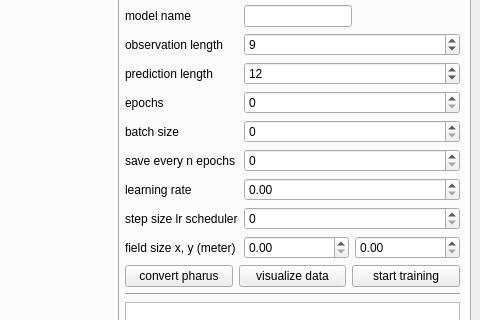
Before: the Qt Designer form inference_server.ui in birkschmithuesen/SystemFailed_trajnetplusplusbaselines, drawn with Qt 5; both pictures show x 545 to 1025 and y 101 to 421 of the 1025 by 820 pixel window.
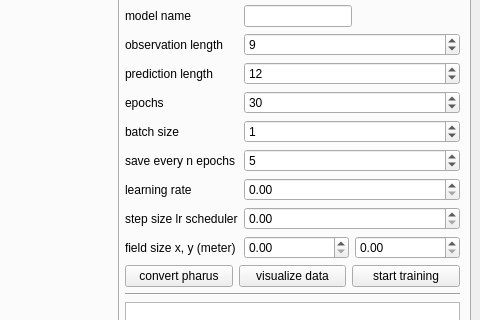
After: the same form once the commit is applied.

Commit message: Add lstm trainer to GUI

Diff of the .ui file:
```diff
--- a/inference_server.ui
+++ b/inference_server.ui
@@ -449,6 +449,9 @@
                   <height>16777215</height>
                  </size>
                 </property>
+                <property name="value">
+                 <number>30</number>
+                </property>
                </widget>
               </item>
               <item row="6" column="0">
@@ -478,6 +481,9 @@
                   <height>16777215</height>
                  </size>
                 </property>
+                <property name="value">
+                 <number>1</number>
+                </property>
                </widget>
               </item>
               <item row="7" column="0">
@@ -507,6 +513,9 @@
                   <height>16777215</height>
                  </size>
                 </property>
+                <property name="value">
+                 <number>5</number>
+                </property>
                </widget>
               </item>
               <item row="10" column="0">
@@ -603,22 +612,6 @@
                 </property>
                </widget>
               </item>
-              <item row="9" column="1">
-               <widget class="QSpinBox" name="spinBox_8">
-                <property name="sizePolicy">
-                 <sizepolicy hsizetype="Fixed" vsizetype="Fixed">
-                  <horstretch>0</horstretch>
-                  <verstretch>0</verstretch>
-                 </sizepolicy>
-                </property>
-                <property name="maximumSize">
-                 <size>
-                  <width>400</width>
-                  <height>16777215</height>
-                 </size>
-                </property>
-               </widget>
-              </item>
               <item row="1" column="0">
                <widget class="QLabel" name="label_10">
                 <property name="sizePolicy">
@@ -723,6 +716,9 @@
                 </item>
                </layout>
               </item>
+              <item row="9" column="1">
+               <widget class="QDoubleSpinBox" name="doubleSpinBox_6"/>
+              </item>
              </layout>
             </item>
             <item>
```
Left out of the diff: 13 changed lines with no effect on the pictures. The commit also changes 3 other files.
